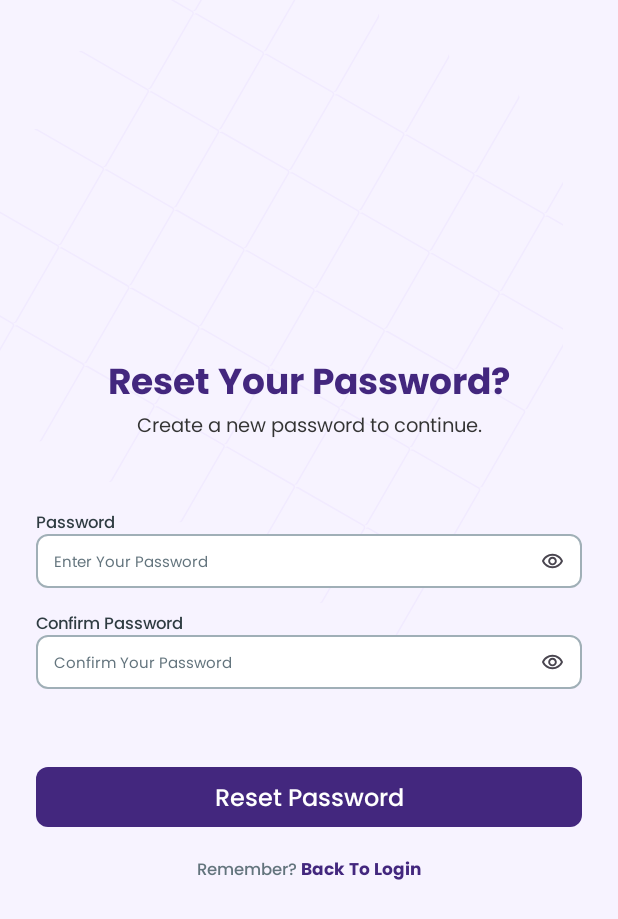
After one commit to maazhussaini/lms-android-app, an Android app built with Jetpack Compose: the ResetPasswordScreen screen opened through its navigation route, on a phone screen of 412 x 824 dp. The commit adds this screen. Shown: the top 919 px of the screen. Run offline under Robolectric (Android 15) with nearby library versions, the phone set to English and light mode, and no system bars; our stand-ins replace Dagger/Hilt's generated code.

Commit message:
Feat: Implement MVI for Reset Password Screen
This commit introduces the Model-View-Intent (MVI) architecture for the Reset Password screen, including its UI, ViewModel, and integration into the navigation graph.

**Reset Password Screen (MVI Implementation & UI):**
- Implemented MVI with `ResetPasswordState`, `ResetPasswordEffect`, `ResetPasswordIntent`, and `ResetPasswordViewModel`.
- Created the `ResetPasswordScreen` composable with the following UI elements:
    - Background image (`auth_bg`).
    - Title and subtitle text.
    - `CustomTextField` for new password and confirm password inputs, with visibility toggle icons.
    - `PrimaryButton` for submitting the password reset, including a loading state.
    - `AnnotatedLinkText` for the "Remember? Back To Login" link.
- The `ResetPasswordViewModel` handles user intents (password input, toggling visibility, reset password, navigate to login), updates UI state, and emits side effects for navigation, loading indicators, and success/error messages via `Snackbar`.
- Added `ResetPasswordUseCase` to handle the business logic for resetting the password, including validation for password match and length.

**Domain & Data Layer:**
- Added `resetPassword` function to `AuthRepository` interface and its implementation in `AuthRepositoryImpl` (simulated).
- Created `ResetPasswordUseCase` to interact with the `AuthRepository` for password reset functionality.

**Navigation:**
- Added a route for "reset-password" in `NavGraph.kt`.
- Integrated `ResetPasswordViewModel` into the `NavGraph` for the reset password screen.

**Other:**
- Added a preview for `ResetPasswordScreen`.

```diff
--- a/app/src/main/java/com/example/orb_ed/domain/repository/AuthRepository.kt
+++ b/app/src/main/java/com/example/orb_ed/domain/repository/AuthRepository.kt
@@ -48,6 +48,14 @@ interface AuthRepository {
     suspend fun logout()
 
     /**
+     * Resets the user's password.
+     *
+     * @param newPassword The new password to set.
+     * @return [AuthResult] containing the success status and optional error message.
+     */
+    suspend fun resetPassword(newPassword: String): AuthResult<Unit>
+
+    /**
      * Checks if a user is currently logged in.
      *
      * @return `true` if a user is logged in, `false` otherwise.
--- a/app/src/main/java/com/example/orb_ed/presentation/navigation/NavGraph.kt
+++ b/app/src/main/java/com/example/orb_ed/presentation/navigation/NavGraph.kt
@@ -15,6 +15,8 @@ import com.example.orb_ed.presentation.screens.auth.forgotpassword.ForgotPasswor
 import com.example.orb_ed.presentation.screens.auth.login.LoginScreen
 import com.example.orb_ed.presentation.screens.auth.login.LoginViewModel
 import com.example.orb_ed.presentation.screens.auth.otp.OtpVerificationScreen
+import com.example.orb_ed.presentation.screens.auth.resetpassword.ResetPasswordScreen
+import com.example.orb_ed.presentation.screens.auth.resetpassword.ResetPasswordViewModel
 import com.example.orb_ed.presentation.screens.auth.signup.SignUpViewModel
 import com.example.orb_ed.presentation.screens.auth.signup.SignupScreen
 import com.example.orb_ed.presentation.screens.home.HomeScreen
@@ -107,6 +109,18 @@ fun AppNavGraph(
             )
         }
 
+        composable("reset-password") {
+            val viewModel: ResetPasswordViewModel = hiltViewModel()
+            val uiState by viewModel.uiState.collectAsState()
+
+            ResetPasswordScreen(
+                uiState = uiState,
+                effect = viewModel.effect,
+                onIntent = viewModel::sendIntent,
+                onNavigateToLogin = { /* Handle navigation back to login */ }
+            )
+        }
+
         // Home Screen
         composable(Screen.Home.route) {
             HomeScreen(
--- /dev/null
+++ b/app/src/main/java/com/example/orb_ed/presentation/screens/auth/resetpassword/ResetPasswordScreen.kt
@@ -0,0 +1,215 @@
+package com.example.orb_ed.presentation.screens.auth.resetpassword
+
+import androidx.compose.foundation.Image
+import androidx.compose.foundation.background
+import androidx.compose.foundation.clickable
+import androidx.compose.foundation.layout.*
+import androidx.compose.foundation.text.KeyboardOptions
+import androidx.compose.material.icons.Icons
+import androidx.compose.material.icons.filled.*
+import androidx.compose.material.icons.outlined.Visibility
+import androidx.compose.material.icons.outlined.VisibilityOff
+import androidx.compose.material3.*
+import androidx.compose.runtime.*
+import androidx.compose.ui.Alignment
+import androidx.compose.ui.Modifier
+import androidx.compose.ui.graphics.Color
+import androidx.compose.ui.res.painterResource
+import androidx.compose.ui.res.stringResource
+import androidx.compose.ui.text.font.FontWeight
+import androidx.compose.ui.text.input.ImeAction
+import androidx.compose.ui.text.input.KeyboardType
+import androidx.compose.ui.text.input.PasswordVisualTransformation
+import androidx.compose.ui.text.input.VisualTransformation
+import androidx.compose.ui.text.style.TextAlign
+import androidx.compose.ui.tooling.preview.Preview
+import androidx.compose.ui.unit.dp
+import com.example.orb_ed.R
+import com.example.orb_ed.presentation.components.AnnotatedLinkText
+import com.example.orb_ed.presentation.components.ClickableTextPart
+import com.example.orb_ed.presentation.components.CustomTextField
+import com.example.orb_ed.presentation.components.PrimaryButton
+import com.example.orb_ed.presentation.screens.auth.login.LoginIntent
+import com.example.orb_ed.presentation.theme.GreySubtitleColor
+import com.example.orb_ed.presentation.theme.LightPurpleBackgroundColor
+import com.example.orb_ed.presentation.theme.OrbEdTheme
+import com.example.orb_ed.presentation.theme.PrimaryColor
+import kotlinx.coroutines.flow.Flow
+import kotlinx.coroutines.flow.emptyFlow
+
+@OptIn(ExperimentalMaterial3Api::class)
+@Composable
+fun ResetPasswordScreen(
+    uiState: ResetPasswordState,
+    effect: Flow<ResetPasswordEffect>,
+    onIntent: (ResetPasswordIntent) -> Unit,
+    onNavigateToLogin: () -> Unit,
+) {
+    val snackbarHostState = remember { SnackbarHostState() }
+    var isLoading by remember { mutableStateOf(false) }
+
+    // Handle effects
+    LaunchedEffect(Unit) {
+        effect.collect { effect ->
+            when (effect) {
+                is ResetPasswordEffect.NavigateToLogin -> {
+                    onNavigateToLogin()
+                }
+                is ResetPasswordEffect.ShowLoading -> {
+                    isLoading = true
+                }
+                is ResetPasswordEffect.HideLoading -> {
+                    isLoading = false
+                }
+                is ResetPasswordEffect.ShowError -> {
+                    snackbarHostState.showSnackbar(effect.message)
+                }
+                is ResetPasswordEffect.ShowSuccess -> {
+                    snackbarHostState.showSnackbar(effect.message)
+                }
+            }
+        }
+    }
+
+    Scaffold(
+        snackbarHost = {
+            Box(modifier = Modifier.fillMaxSize()) {
+                SnackbarHost(
+                    hostState = snackbarHostState,
+                    modifier = Modifier
+                        .padding(top = 16.dp)
+                        .align(Alignment.TopCenter)
+                )
+            }
+        }
+    ) { padding ->
+        Box(
+            modifier = Modifier
+                .fillMaxSize()
+                .background(LightPurpleBackgroundColor)
+                .padding(padding)
+        ) {
+            Image(
+                painter = painterResource(id = R.drawable.auth_bg),
+                contentDescription = null
+            )
+
+            Column(
+                modifier = Modifier
+                    .fillMaxSize()
+                    .padding(padding)
+                    .padding(horizontal = 24.dp),
+                horizontalAlignment = Alignment.CenterHorizontally,
+                verticalArrangement = Arrangement.Center
+            ) {
+                Text(
+                    textAlign = TextAlign.Center,
+                    modifier = Modifier.padding(horizontal = 48.dp),
+                    text = "Reset Your Password?",
+                    style = MaterialTheme.typography.titleLarge,
+                    color = MaterialTheme.colorScheme.primary
+                )
+                Spacer(Modifier.height(3.dp))
+                Text(
+                    text = "Create a new password to continue.",
+                    style = MaterialTheme.typography.bodyLarge,
+                    color = GreySubtitleColor
+                )
+
+
+                Spacer(modifier = Modifier.height(48.dp))
+
+                // New Password field
+                CustomTextField(
+                    value = uiState.password,
+                    onValueChange = { onIntent(ResetPasswordIntent.PasswordChanged(it)) },
+                    label = "Password",
+                    hint = "Enter Your Password",
+                    trailingIcon = {
+                        Icon(
+                            modifier = Modifier
+                                .size(15.dp)
+                                .clickable { onIntent(ResetPasswordIntent.TogglePasswordVisibility) },
+                            imageVector = if (uiState.isPasswordVisible) Icons.Outlined.VisibilityOff
+                            else Icons.Outlined.Visibility,
+                            contentDescription = if (uiState.isPasswordVisible) "Hide password"
+                            else "Show password"
+                        )
+                    },
+                    visualTransformation = if (uiState.isPasswordVisible) VisualTransformation.None
+                    else PasswordVisualTransformation(),
+                    keyboardOptions = KeyboardOptions(
+                        keyboardType = KeyboardType.Password,
+                        imeAction = ImeAction.Next
+                    )
+                )
+
+                Spacer(modifier = Modifier.height(16.dp))
+
+                // Confirm Password field
+                CustomTextField(
+                    value = uiState.confirmPassword,
+                    onValueChange = { onIntent(ResetPasswordIntent.ConfirmPasswordChanged(it)) },
+                    label = "Confirm Password",
+                    hint = "Confirm Your Password",
+                    trailingIcon = {
+                        Icon(
+                            modifier = Modifier
+                                .size(15.dp)
+                                .clickable { onIntent(ResetPasswordIntent.ToggleConfirmPasswordVisibility) },
+                            imageVector = if (uiState.isConfirmPasswordVisible) Icons.Outlined.VisibilityOff
+                            else Icons.Outlined.Visibility,
+                            contentDescription = if (uiState.isConfirmPasswordVisible) "Hide password"
+                            else "Show password"
+                        )
+                    },
+                    visualTransformation = if (uiState.isConfirmPasswordVisible) VisualTransformation.None
+                    else PasswordVisualTransformation(),
+                    keyboardOptions = KeyboardOptions(
+                        keyboardType = KeyboardType.Password,
+                        imeAction = ImeAction.Done
+                    )
+                )
+
+                Spacer(modifier = Modifier.height(48.dp))
+
+                // Reset Password button
+                PrimaryButton(
+                    modifier = Modifier.fillMaxWidth(),
+                    btnText = "Reset Password",
+                    isLoading = isLoading,
+                ) {
+                    onIntent(ResetPasswordIntent.ResetPassword)
+                }
+
+                Spacer(modifier = Modifier.height(16.dp))
+
+                AnnotatedLinkText(
+                    fullText = "Remember? Back To Login",
+                    clickableParts = listOf(
+                        ClickableTextPart(
+                            text = "Back To Login",
+                            tag = "login",
+                            onClick = {
+                                onIntent(ResetPasswordIntent.NavigateToLogin)
+                            },
+                        )
+                    )
+                )
+            }
+        }
+    }
+}
+
+@Preview(showBackground = true)
+@Composable
+fun ResetPasswordScreenPreview() {
+    OrbEdTheme {
+        ResetPasswordScreen(
+            uiState = ResetPasswordState(),
+            effect = emptyFlow(),
+            onIntent = {},
+            onNavigateToLogin = {}
+        )
+    }
+}
--- /dev/null
+++ b/app/src/main/java/com/example/orb_ed/presentation/screens/auth/resetpassword/ResetPasswordState.kt
@@ -0,0 +1,11 @@
+package com.example.orb_ed.presentation.screens.auth.resetpassword
+
+/**
+ * Represents the UI state for the Reset Password screen.
+ */
+data class ResetPasswordState(
+    val password: String = "",
+    val confirmPassword: String = "",
+    val isPasswordVisible: Boolean = false,
+    val isConfirmPasswordVisible: Boolean = false,
+)
--- /dev/null
+++ b/app/src/main/java/com/example/orb_ed/presentation/screens/auth/resetpassword/ResetPasswordViewModel.kt
@@ -0,0 +1,96 @@
+package com.example.orb_ed.presentation.screens.auth.resetpassword
+
+import androidx.lifecycle.ViewModel
+import androidx.lifecycle.viewModelScope
+import com.example.orb_ed.domain.usecase.auth.ResetPasswordUseCase
+import com.example.orb_ed.domain.usecase.auth.AuthResult
+import dagger.hilt.android.lifecycle.HiltViewModel
+import kotlinx.coroutines.channels.Channel
+import kotlinx.coroutines.flow.MutableStateFlow
+import kotlinx.coroutines.flow.StateFlow
+import kotlinx.coroutines.flow.asStateFlow
+import kotlinx.coroutines.flow.receiveAsFlow
+import kotlinx.coroutines.launch
+import javax.inject.Inject
+
+@HiltViewModel
+class ResetPasswordViewModel @Inject constructor(
+    private val resetPasswordUseCase: ResetPasswordUseCase
+) : ViewModel() {
+
+    private val _uiState = MutableStateFlow(ResetPasswordState())
+    val uiState: StateFlow<ResetPasswordState> = _uiState.asStateFlow()
+
+    private val _effect = Channel<ResetPasswordEffect>(Channel.BUFFERED)
+    val effect = _effect.receiveAsFlow()
+
+    private val _intent = Channel<ResetPasswordIntent>(Channel.BUFFERED)
+    private val intent = _intent.receiveAsFlow()
+
+    init {
+        handleIntents()
+    }
+
+    private fun handleIntents() {
+        viewModelScope.launch {
+            intent.collect { intent ->
+                when (intent) {
+                    is ResetPasswordIntent.PasswordChanged -> {
+                        _uiState.value = _uiState.value.copy(password = intent.password)
+                    }
+                    is ResetPasswordIntent.ConfirmPasswordChanged -> {
+                        _uiState.value = _uiState.value.copy(confirmPassword = intent.confirmPassword)
+                    }
+                    ResetPasswordIntent.TogglePasswordVisibility -> {
+                        _uiState.value = _uiState.value.copy(
+                            isPasswordVisible = !_uiState.value.isPasswordVisible
+                        )
+                    }
+                    ResetPasswordIntent.ToggleConfirmPasswordVisibility -> {
+                        _uiState.value = _uiState.value.copy(
+                            isConfirmPasswordVisible = !_uiState.value.isConfirmPasswordVisible
+                        )
+                    }
+                    ResetPasswordIntent.ResetPassword -> {
+                        resetPassword()
+                    }
+                    ResetPasswordIntent.NavigateToLogin -> {
+                        _effect.send(ResetPasswordEffect.NavigateToLogin)
+                    }
+                }
+            }
+        }
+    }
+
+    private fun resetPassword() {
+        viewModelScope.launch {
+            _effect.send(ResetPasswordEffect.ShowLoading)
+
+            val currentState = _uiState.value
+
+            when (val result = resetPasswordUseCase(
+                password = currentState.password,
+                confirmPassword = currentState.confirmPassword
+            )) {
+                is AuthResult.Success -> {
+                    _effect.send(ResetPasswordEffect.HideLoading)
+                    _effect.send(ResetPasswordEffect.ShowSuccess("Password reset successfully"))
+                    _effect.send(ResetPasswordEffect.NavigateToLogin)
+                }
+                is AuthResult.Error -> {
+                    _effect.send(ResetPasswordEffect.HideLoading)
+                    _effect.send(ResetPasswordEffect.ShowError(result.errorMessage))
+                }
+                is AuthResult.Loading -> {
+                    // Loading state is already handled by ShowLoading effect
+                }
+            }
+        }
+    }
+
+    fun sendIntent(intent: ResetPasswordIntent) {
+        viewModelScope.launch {
+            _intent.send(intent)
+        }
+    }
+}
```
Also changed, not shown: app/src/main/java/com/example/orb_ed/data/repository/AuthRepositoryImpl.kt (+19 -0 lines), app/src/main/java/com/example/orb_ed/domain/usecase/auth/ResetPasswordUseCase.kt (added, +33 -0 lines), app/src/main/java/com/example/orb_ed/presentation/screens/auth/resetpassword/ResetPasswordEffect.kt (added, +12 -0 lines), app/src/main/java/com/example/orb_ed/presentation/screens/auth/resetpassword/ResetPasswordIntent.kt (added, +13 -0 lines).
